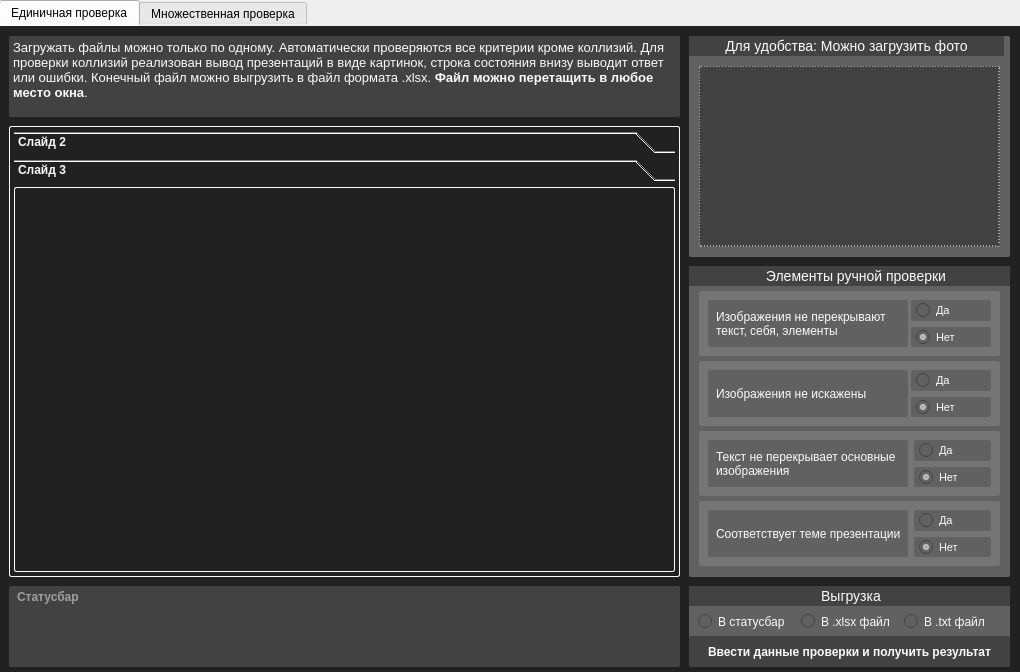
Before: the Qt Designer form form.ui in mouettxy/pChecker, drawn with Qt 5.
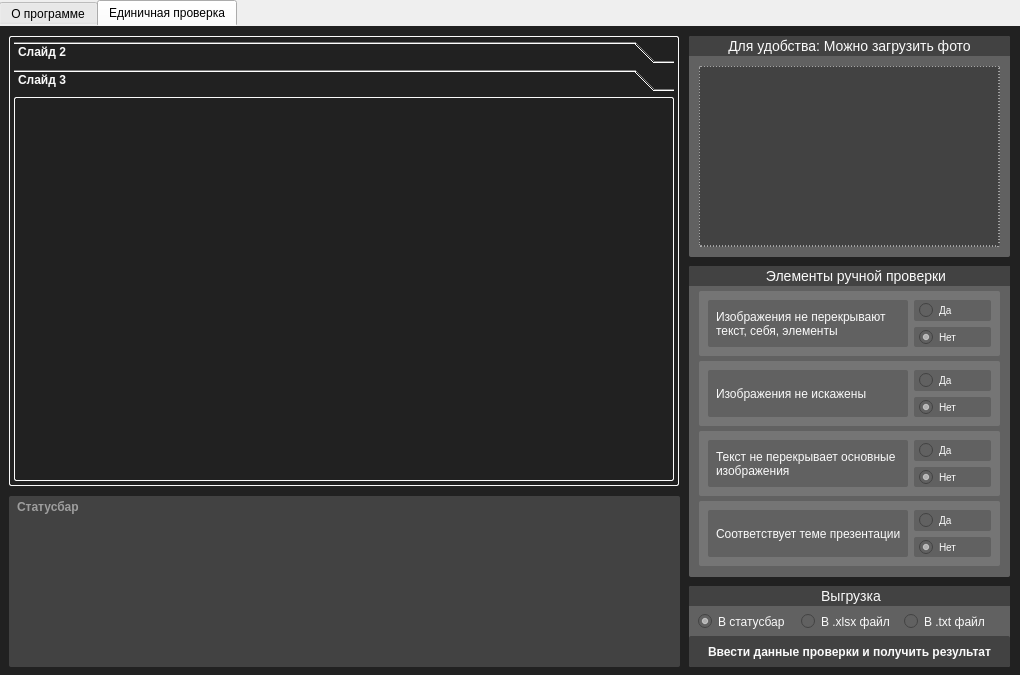
After: the same form once the commit is applied.

The edit to the form file:
```diff
--- a/form.ui
+++ b/form.ui
@@ -7,9 +7,32 @@
     <x>0</x>
     <y>0</y>
     <width>1020</width>
-    <height>672</height>
+    <height>675</height>
    </rect>
   </property>
+  <property name="sizePolicy">
+   <sizepolicy hsizetype="Fixed" vsizetype="Fixed">
+    <horstretch>0</horstretch>
+    <verstretch>0</verstretch>
+   </sizepolicy>
+  </property>
+  <property name="minimumSize">
+   <size>
+    <width>1020</width>
+    <height>675</height>
+   </size>
+  </property>
+  <property name="maximumSize">
+   <size>
+    <width>1020</width>
+    <height>675</height>
+   </size>
+  </property>
+  <property name="font">
+   <font>
+    <family>Arial</family>
+   </font>
+  </property>
   <property name="windowTitle">
    <string>Проверка задания ОГЭ</string>
   </property>
@@ -37,7 +60,10 @@
     </property>
     <property name="font">
      <font>
-      <family>Segoe UI</family>
+      <family>Arial</family>
+      <pointsize>9</pointsize>
+      <weight>50</weight>
+      <bold>false</bold>
      </font>
     </property>
     <property name="styleSheet">
@@ -49,31 +75,31 @@
     <property name="tabBarAutoHide">
      <bool>true</bool>
     </property>
-    <widget class="QWidget" name="single_file_check">
+    <widget class="QWidget" name="about_program">
      <property name="styleSheet">
-      <string notr="true">background-color: #212121;</string>
+      <string notr="true">border: none;
+background: #212121;</string>
      </property>
      <attribute name="title">
-      <string>Единичная проверка</string>
+      <string>О программе</string>
      </attribute>
-     <widget class="QTextEdit" name="input_data">
+     <widget class="QTextEdit" name="input_data_2">
       <property name="geometry">
        <rect>
-        <x>10</x>
-        <y>10</y>
-        <width>671</width>
-        <height>81</height>
+        <x>150</x>
+        <y>170</y>
+        <width>741</width>
+        <height>301</height>
        </rect>
       </property>
       <property name="font">
        <font>
-        <family>Segoe UI</family>
-        <pointsize>-1</pointsize>
+        <family>Arial</family>
+        <pointsize>10</pointsize>
        </font>
       </property>
       <property name="styleSheet">
        <string notr="true">color: #FAFAFA;
-font-size: 10px;
 background-color: #424242;
 border: none;
 border-radius: 2px;
@@ -83,19 +109,41 @@
        <string>&lt;!DOCTYPE HTML PUBLIC &quot;-//W3C//DTD HTML 4.0//EN&quot; &quot;http://www.w3.org/TR/REC-html40/strict.dtd&quot;&gt;
 &lt;html&gt;&lt;head&gt;&lt;meta name=&quot;qrichtext&quot; content=&quot;1&quot; /&gt;&lt;style type=&quot;text/css&quot;&gt;
 p, li { white-space: pre-wrap; }
-&lt;/style&gt;&lt;/head&gt;&lt;body style=&quot; font-family:'Segoe UI'; font-size:10px; font-weight:400; font-style:normal;&quot;&gt;
-&lt;p style=&quot; margin-top:0px; margin-bottom:0px; margin-left:0px; margin-right:0px; -qt-block-indent:0; text-indent:0px;&quot;&gt;&lt;span style=&quot; font-size:10pt;&quot;&gt;Загружать файлы можно только по одному. Автоматически проверяются все критерии кроме коллизий. Для проверки коллизий реализован вывод презентаций в виде картинок, строка состояния внизу выводит ответ или ошибки. Конечный файл можно выгрузить в файл формата .xlsx. &lt;/span&gt;&lt;span style=&quot; font-size:10pt; font-weight:600;&quot;&gt;Файл можно перетащить в любое место окна&lt;/span&gt;&lt;span style=&quot; font-size:10pt;&quot;&gt;.                            &lt;/span&gt;&lt;/p&gt;&lt;/body&gt;&lt;/html&gt;</string>
+&lt;/style&gt;&lt;/head&gt;&lt;body style=&quot; font-family:'Arial'; font-size:10pt; font-weight:400; font-style:normal;&quot;&gt;
+&lt;p style=&quot; margin-top:0px; margin-bottom:0px; margin-left:0px; margin-right:0px; -qt-block-indent:0; text-indent:0px;&quot;&gt;&lt;span style=&quot; font-family:'Segoe UI'; font-size:12pt;&quot;&gt;Программа представляет собой интерфейс-обёртку проверки презентаций ориентированную на работу с заданием 23 ОГЭ по информатике. Цель - облегчить работу экспертам по проверке ОГЭ.&lt;/span&gt;&lt;/p&gt;
+&lt;p style=&quot; margin-top:0px; margin-bottom:0px; margin-left:0px; margin-right:0px; -qt-block-indent:0; text-indent:0px;&quot;&gt;&lt;span style=&quot; font-family:'Segoe UI'; font-size:12pt;&quot;&gt;  &lt;/span&gt;&lt;/p&gt;
+&lt;p style=&quot; margin-top:0px; margin-bottom:0px; margin-left:0px; margin-right:0px; -qt-block-indent:0; text-indent:0px;&quot;&gt;&lt;span style=&quot; font-family:'Segoe UI'; font-size:12pt;&quot;&gt;Реализована проверка всех критериев кроме различных коллизий, а так же соответствия презентации теме. Для проверки коллизий реализован вывод презентаций в виде картинок, а что бы облегчить проверку соответствия теме, реализован вывод ТОП-5 слов из презентации(за исключением слов длинна которых менее чем 3 символа). &lt;/span&gt;&lt;/p&gt;
+&lt;p style=&quot;-qt-paragraph-type:empty; margin-top:0px; margin-bottom:0px; margin-left:0px; margin-right:0px; -qt-block-indent:0; text-indent:0px; font-family:'Segoe UI'; font-size:12pt;&quot;&gt;&lt;br /&gt;&lt;/p&gt;
+&lt;p style=&quot; margin-top:0px; margin-bottom:0px; margin-left:0px; margin-right:0px; -qt-block-indent:0; text-indent:0px;&quot;&gt;&lt;span style=&quot; font-family:'Segoe UI'; font-size:12pt;&quot;&gt;Строка состояния внизу выводит ответ(при наличии отмеченного соответствующей радио-кнопки) или ошибки. Конечный файл можно выгрузить в файл формата .txt. &lt;/span&gt;&lt;/p&gt;
+&lt;p style=&quot;-qt-paragraph-type:empty; margin-top:0px; margin-bottom:0px; margin-left:0px; margin-right:0px; -qt-block-indent:0; text-indent:0px; font-family:'Segoe UI'; font-size:12pt;&quot;&gt;&lt;br /&gt;&lt;/p&gt;
+&lt;p style=&quot; margin-top:0px; margin-bottom:0px; margin-left:0px; margin-right:0px; -qt-block-indent:0; text-indent:0px;&quot;&gt;&lt;span style=&quot; font-family:'Segoe UI'; font-size:12pt; font-weight:600;&quot;&gt;Файл можно перетащить в любое место окна&lt;/span&gt;&lt;span style=&quot; font-family:'Segoe UI'; font-size:12pt;&quot;&gt;.   &lt;/span&gt;&lt;/p&gt;&lt;/body&gt;&lt;/html&gt;</string>
       </property>
      </widget>
+    </widget>
+    <widget class="QWidget" name="single_file_check">
+     <property name="styleSheet">
+      <string notr="true">background-color: #212121;</string>
+     </property>
+     <attribute name="title">
+      <string>Единичная проверка</string>
+     </attribute>
      <widget class="QToolBox" name="slides_box">
       <property name="geometry">
        <rect>
         <x>10</x>
-        <y>100</y>
-        <width>671</width>
-        <height>451</height>
+        <y>10</y>
+        <width>670</width>
+        <height>450</height>
        </rect>
       </property>
+      <property name="font">
+       <font>
+        <family>Arial</family>
+        <pointsize>-1</pointsize>
+        <weight>75</weight>
+        <bold>true</bold>
+       </font>
+      </property>
       <property name="styleSheet">
        <string notr="true">border: 1px solid #FAFAFA;
                                 color: #FAFAFA;
@@ -151,8 +199,8 @@
         <rect>
          <x>0</x>
          <y>0</y>
-         <width>651</width>
-         <height>375</height>
+         <width>650</width>
+         <height>372</height>
         </rect>
        </property>
        <property name="styleSheet">
@@ -170,6 +218,14 @@
           <height>381</height>
          </rect>
         </property>
+        <property name="font">
+         <font>
+          <family>Arial</family>
+          <pointsize>-1</pointsize>
+          <weight>75</weight>
+          <bold>true</bold>
+         </font>
+        </property>
         <property name="text">
          <string notr="true"/>
         </property>
@@ -189,11 +245,19 @@
       <property name="geometry">
        <rect>
         <x>10</x>
-        <y>560</y>
+        <y>470</y>
         <width>671</width>
-        <height>81</height>
+        <height>171</height>
        </rect>
       </property>
+      <property name="font">
+       <font>
+        <family>Arial</family>
+        <pointsize>9</pointsize>
+        <weight>75</weight>
+        <bold>true</bold>
+       </font>
+      </property>
       <property name="styleSheet">
        <string notr="true">border: none;
 padding-left: 4px;
@@ -201,7 +265,6 @@
 color: #fafafa;
 background-color: #424242;
 border-radius: 2px;
-font-weight: bold;
                             </string>
       </property>
       <property name="placeholderText">
@@ -259,6 +322,12 @@
         <height>311</height>
        </rect>
       </property>
+      <property name="font">
+       <font>
+        <family>Arial</family>
+        <pointsize>-1</pointsize>
+       </font>
+      </property>
       <property name="styleSheet">
        <string notr="true">QGroupBox {
 border-color: #FAFAFA;
@@ -293,6 +362,14 @@
          <verstretch>0</verstretch>
         </sizepolicy>
        </property>
+       <property name="font">
+        <font>
+         <family>Arial</family>
+         <pointsize>9</pointsize>
+         <weight>50</weight>
+         <bold>false</bold>
+        </font>
+       </property>
        <property name="styleSheet">
         <string notr="true">background: #757575;
 border-radius: 2px;</string>
@@ -312,11 +389,17 @@
             <verstretch>0</verstretch>
            </sizepolicy>
           </property>
+          <property name="font">
+           <font>
+            <family>Arial</family>
+            <pointsize>-1</pointsize>
+           </font>
+          </property>
           <property name="styleSheet">
            <string notr="true">color: #FAFAFA;
 border: none;
 background: #616161;
-font-size: 11px;
+font-size: 10px;
 padding: 5px;</string>
           </property>
           <property name="text">
@@ -332,11 +415,17 @@
             <verstretch>0</verstretch>
            </sizepolicy>
           </property>
+          <property name="font">
+           <font>
+            <family>Arial</family>
+            <pointsize>-1</pointsize>
+           </font>
+          </property>
           <property name="styleSheet">
            <string notr="true">color: #FAFAFA;
 border: none;
 background: #616161;
-font-size: 11px;
+font-size: 10px;
 padding: 5px;</string>
           </property>
           <property name="text">
@@ -408,6 +497,14 @@
          <verstretch>0</verstretch>
         </sizepolicy>
        </property>
+       <property name="font">
+        <font>
+         <family>Arial</family>
+         <pointsize>9</pointsize>
+         <weight>50</weight>
+         <bold>false</bold>
+        </font>
+       </property>
        <property name="styleSheet">
         <string notr="true">background: #757575;
 border-radius: 2px;</string>
@@ -427,11 +524,17 @@
             <verstretch>0</verstretch>
            </sizepolicy>
           </property>
+          <property name="font">
+           <font>
+            <family>Arial</family>
+            <pointsize>-1</pointsize>
+           </font>
+          </property>
           <property name="styleSheet">
            <string notr="true">color: #FAFAFA;
 border: none;
 background: #616161;
-font-size: 11px;
+font-size: 10px;
 padding: 5px;</string>
           </property>
           <property name="text">
@@ -450,11 +553,17 @@
             <verstretch>0</verstretch>
            </sizepolicy>
           </property>
+          <property name="font">
+           <font>
+            <family>Arial</family>
+            <pointsize>-1</pointsize>
+           </font>
+          </property>
           <property name="styleSheet">
            <string notr="true">color: #FAFAFA;
 border: none;
 background: #616161;
-font-size: 11px;
+font-size: 10px;
 padding: 5px;</string>
           </property>
           <property name="text">
@@ -525,7 +634,7 @@
        </property>
        <property name="font">
         <font>
-         <family>Segoe UI</family>
+         <family>Arial</family>
          <pointsize>9</pointsize>
          <weight>50</weight>
          <bold>false</bold>
@@ -552,7 +661,7 @@
           </property>
           <property name="minimumSize">
            <size>
-            <width>80</width>
+            <width>0</width>
             <height>0</height>
            </size>
           </property>
@@ -562,11 +671,17 @@
             <height>16777215</height>
            </size>
           </property>
+          <property name="font">
+           <font>
+            <family>Arial</family>
+            <pointsize>-1</pointsize>
+           </font>
+          </property>
           <property name="styleSheet">
            <string notr="true">color: #FAFAFA;
 border: none;
 background: #616161;
-font-size: 11px;
+font-size: 10px;
 padding: 5px;</string>
           </property>
           <property name="text">
@@ -587,7 +702,7 @@
           </property>
           <property name="minimumSize">
            <size>
-            <width>80</width>
+            <width>0</width>
             <height>0</height>
            </size>
           </property>
@@ -597,11 +712,17 @@
             <height>16777215</height>
            </size>
           </property>
+          <property name="font">
+           <font>
+            <family>Arial</family>
+            <pointsize>-1</pointsize>
+           </font>
+          </property>
           <property name="styleSheet">
            <string notr="true">color: #FAFAFA;
 border: none;
 background: #616161;
-font-size: 11px;
+font-size: 10px;
 padding: 5px;</string>
           </property>
           <property name="text">
@@ -670,6 +791,14 @@
          <verstretch>0</verstretch>
         </sizepolicy>
        </property>
+       <property name="font">
+        <font>
+         <family>Arial</family>
+         <pointsize>9</pointsize>
+         <weight>50</weight>
+         <bold>false</bold>
+        </font>
+       </property>
        <property name="styleSheet">
         <string notr="true">background: #757575;
 border-radius: 2px;</string>
@@ -691,7 +820,7 @@
           </property>
           <property name="minimumSize">
            <size>
-            <width>80</width>
+            <width>0</width>
             <height>0</height>
            </size>
           </property>
@@ -701,11 +830,17 @@
             <height>16777215</height>
            </size>
           </property>
+          <property name="font">
+           <font>
+            <family>Arial</family>
+            <pointsize>-1</pointsize>
+           </font>
+          </property>
           <property name="styleSheet">
            <string notr="true">color: #FAFAFA;
 border: none;
 background: #616161;
-font-size: 11px;
+font-size: 10px;
 padding: 5px;</string>
           </property>
           <property name="text">
@@ -726,7 +861,7 @@
           </property>
           <property name="minimumSize">
            <size>
-            <width>80</width>
+            <width>0</width>
             <height>0</height>
            </size>
           </property>
@@ -736,11 +871,17 @@
             <height>16777215</height>
            </size>
           </property>
+          <property name="font">
+           <font>
+            <family>Arial</family>
+            <pointsize>-1</pointsize>
+           </font>
+          </property>
           <property name="styleSheet">
            <string notr="true">color: #FAFAFA;
 border: none;
 background: #616161;
-font-size: 11px;
+font-size: 10px;
 padding: 5px;</string>
           </property>
           <property name="text">
@@ -804,6 +945,12 @@
         <height>221</height>
        </rect>
       </property>
+      <property name="font">
+       <font>
+        <family>Arial</family>
+        <pointsize>-1</pointsize>
+       </font>
+      </property>
       <property name="styleSheet">
        <string notr="true">QGroupBox {
 border-color: #FAFAFA;
@@ -815,7 +962,7 @@
 font-weight: bold;
 border-top-left-radius: 2px;
 border-top-right-radius: 2px;
-padding: 2px 34px;
+padding: 2px 37px;
 background-color: #424242;
 color: #FAFAFA;
 }</string>
@@ -855,6 +1002,12 @@
         <height>81</height>
        </rect>
       </property>
+      <property name="font">
+       <font>
+        <family>Arial</family>
+        <pointsize>-1</pointsize>
+       </font>
+      </property>
       <property name="styleSheet">
        <string notr="true">QGroupBox {
 border-color: #FAFAFA;
@@ -877,6 +1030,12 @@
       <layout class="QHBoxLayout" name="horizontalLayout_2">
        <item>
         <widget class="QRadioButton" name="unloading_btn3">
+         <property name="font">
+          <font>
+           <family>Arial</family>
+           <pointsize>-1</pointsize>
+          </font>
+         </property>
          <property name="styleSheet">
           <string notr="true">color: #FAFAFA;
 background-color: #616161;
@@ -888,6 +1047,9 @@
          <property name="text">
           <string>В статусбар</string>
          </property>
+         <property name="checked">
+          <bool>true</bool>
+         </property>
         </widget>
        </item>
        <item>
@@ -932,16 +1094,6 @@
      <zorder>unloading_settings</zorder>
      <zorder>get_answer</zorder>
     </widget>
-    <widget class="QWidget" name="many_files_check">
-     <property name="styleSheet">
-      <string notr="true">border: 1px solid #FAFAFA;
-                            background-color: #263238;
-                        </string>
-     </property>
-     <attribute name="title">
-      <string>Множественная проверка</string>
-     </attribute>
-    </widget>
    </widget>
   </widget>
  </widget>
```
Left out of the diff: 47 changed lines with no effect on the pictures.
